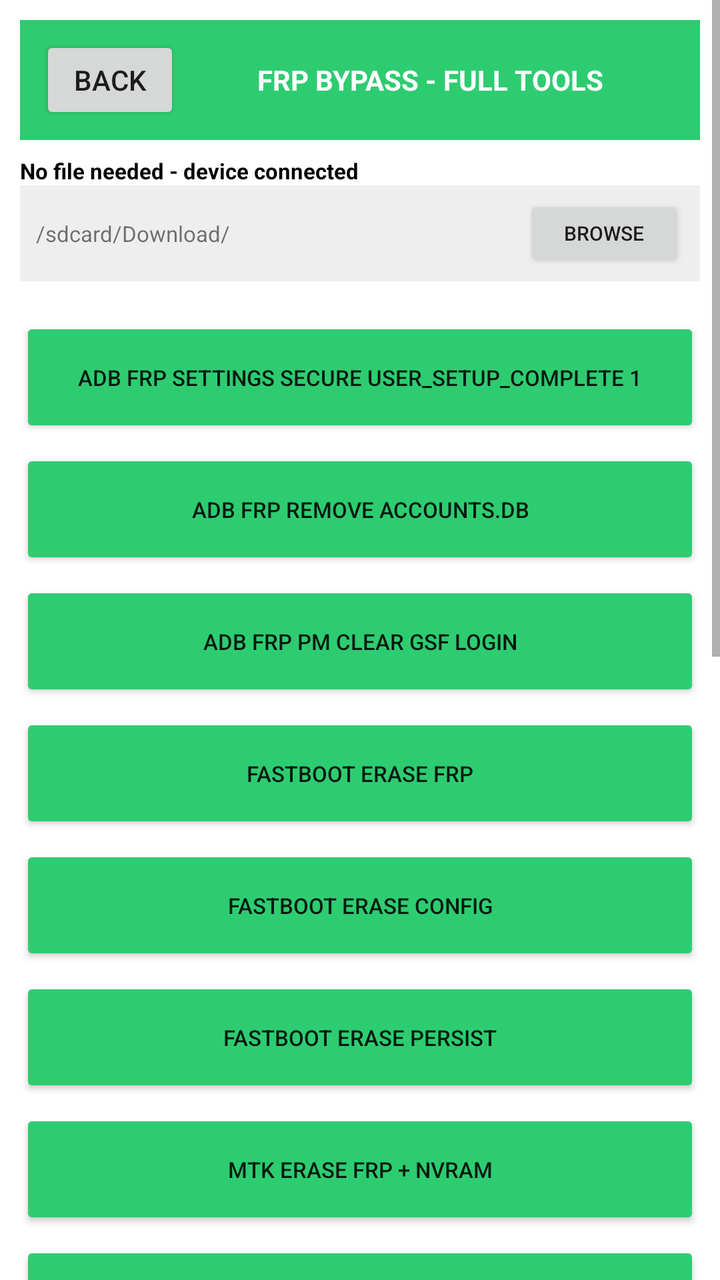
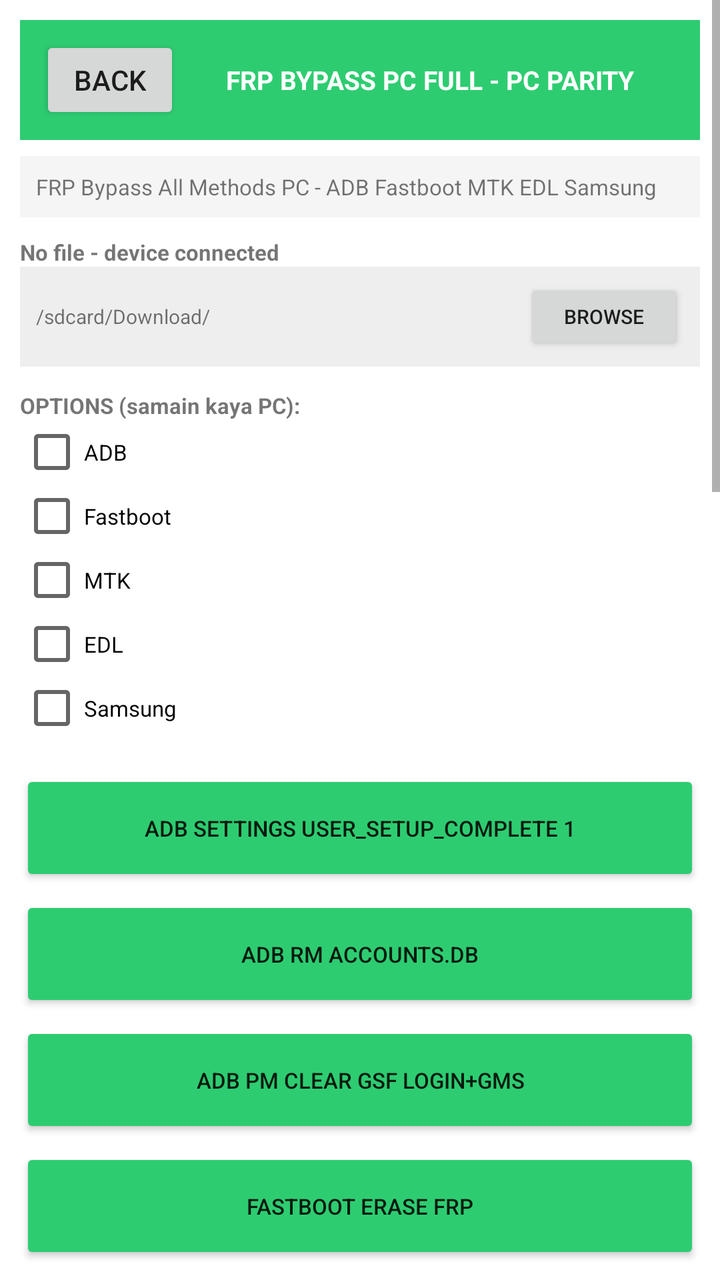

Compare the two renders of this Android layout. The source of the first and the diff that turns it into the second are given below.
<!-- AndroidManifest.xml: application theme Theme.OTGFlasher -->
<!-- res/layout/activity_frp.xml -->
<?xml version="1.0" encoding="utf-8"?>
<ScrollView xmlns:android="http://schemas.android.com/apk/res/android" android:layout_width="match_parent" android:layout_height="match_parent" android:background="#FFFFFF">
<LinearLayout android:orientation="vertical" android:layout_width="match_parent" android:layout_height="wrap_content" android:padding="10dp">
<LinearLayout android:orientation="horizontal" android:layout_width="match_parent" android:layout_height="60dp" android:background="#2ECC71" android:gravity="center_vertical" android:padding="10dp"><Button android:id="@+id/btnBack" android:text="BACK" android:layout_width="70dp" android:layout_height="44dp"/><TextView android:text="FRP BYPASS - FULL TOOLS" android:textSize="14sp" android:textStyle="bold" android:textColor="#FFFFFF" android:layout_width="0dp" android:layout_weight="1" android:layout_height="wrap_content" android:gravity="center"/></LinearLayout>
<TextView android:text="No file needed - device connected" android:textSize="11sp" android:textColor="#000000" android:layout_width="match_parent" android:layout_height="wrap_content" android:layout_marginTop="8dp" android:textStyle="bold"/>
<LinearLayout android:orientation="horizontal" android:layout_width="match_parent" android:layout_height="48dp" android:background="#EEEEEE" android:gravity="center_vertical" android:padding="8dp"><TextView android:id="@+id/txt_No_file_needed_-_device_connected" android:text="/sdcard/Download/" android:textSize="11sp" android:layout_width="0dp" android:layout_weight="1" android:layout_height="wrap_content"/><Button android:id="@+id/btn_No_file_needed_-_device_connected" android:text="BROWSE" android:layout_width="80dp" android:layout_height="38dp" android:textSize="10sp"/></LinearLayout>

<LinearLayout android:orientation="vertical" android:layout_width="match_parent" android:layout_height="wrap_content" android:layout_marginTop="12dp">
<Button android:id="@+id/btn_ADB_FRP_settings_secure_user_setup_complete_1" android:text="ADB FRP settings secure user_setup_complete 1" android:layout_width="match_parent" android:layout_height="60dp" android:textSize="11sp" android:layout_marginTop="6dp" android:backgroundTint="#2ECC71"/>
<Button android:id="@+id/btn_ADB_FRP_remove_accounts.db" android:text="ADB FRP remove accounts.db" android:layout_width="match_parent" android:layout_height="60dp" android:textSize="11sp" android:layout_marginTop="6dp" android:backgroundTint="#2ECC71"/>
<Button android:id="@+id/btn_ADB_FRP_pm_clear_gsf_login" android:text="ADB FRP pm clear gsf login" android:layout_width="match_parent" android:layout_height="60dp" android:textSize="11sp" android:layout_marginTop="6dp" android:backgroundTint="#2ECC71"/>
<Button android:id="@+id/btn_FASTBOOT_ERASE_frp" android:text="FASTBOOT ERASE frp" android:layout_width="match_parent" android:layout_height="60dp" android:textSize="11sp" android:layout_marginTop="6dp" android:backgroundTint="#2ECC71"/>
<Button android:id="@+id/btn_FASTBOOT_ERASE_config" android:text="FASTBOOT ERASE config" android:layout_width="match_parent" android:layout_height="60dp" android:textSize="11sp" android:layout_marginTop="6dp" android:backgroundTint="#2ECC71"/>
<Button android:id="@+id/btn_FASTBOOT_ERASE_persist" android:text="FASTBOOT ERASE persist" android:layout_width="match_parent" android:layout_height="60dp" android:textSize="11sp" android:layout_marginTop="6dp" android:backgroundTint="#2ECC71"/>
<Button android:id="@+id/btn_MTK_ERASE_frp_+_nvram" android:text="MTK ERASE frp + nvram" android:layout_width="match_parent" android:layout_height="60dp" android:textSize="11sp" android:layout_marginTop="6dp" android:backgroundTint="#2ECC71"/>
<Button android:id="@+id/btn_EDL_ERASE_frp" android:text="EDL ERASE frp" android:layout_width="match_parent" android:layout_height="60dp" android:textSize="11sp" android:layout_marginTop="6dp" android:backgroundTint="#2ECC71"/>
<Button android:id="@+id/btn_SAMSUNG_FRP_via_adb_+_cp" android:text="SAMSUNG FRP via adb + cp" android:layout_width="match_parent" android:layout_height="60dp" android:textSize="11sp" android:layout_marginTop="6dp" android:backgroundTint="#2ECC71"/>
<Button android:id="@+id/btn_UNIVERSAL_FRP_bypass" android:text="UNIVERSAL FRP bypass" android:layout_width="match_parent" android:layout_height="60dp" android:textSize="11sp" android:layout_marginTop="6dp" android:backgroundTint="#2ECC71"/>
<Button android:id="@+id/btn_RESET_FRP" android:text="RESET FRP" android:layout_width="match_parent" android:layout_height="60dp" android:textSize="11sp" android:layout_marginTop="6dp" android:backgroundTint="#2ECC71"/>

</LinearLayout>
<ProgressBar android:id="@+id/progressBar" style="?android:attr/progressBarStyleHorizontal" android:layout_width="match_parent" android:layout_height="18dp" android:max="100" android:layout_marginTop="12dp"/>
<TextView android:id="@+id/txtDetail" android:text="Ready - Full Tools" android:textSize="11sp" android:layout_width="match_parent" android:layout_height="wrap_content" android:layout_marginTop="6dp"/>
<TextView android:id="@+id/logView" android:text="LOG FRP BYPASS - FULL" android:textSize="10sp" android:background="#111111" android:textColor="#00FF00" android:padding="8dp" android:layout_width="match_parent" android:layout_height="300dp" android:layout_marginTop="8dp"/>
</LinearLayout></ScrollView>
<!-- resources referenced by this layout -->
<resources>
  <style name="Theme.OTGFlasher" parent="android:Theme.Material.Light.NoActionBar" />
</resources>

<!-- the commit's change to res/layout/activity_frp.xml (unified diff, before → after) -->
@@ -1,25 +1,34 @@
 <?xml version="1.0" encoding="utf-8"?>
 <ScrollView xmlns:android="http://schemas.android.com/apk/res/android" android:layout_width="match_parent" android:layout_height="match_parent" android:background="#FFFFFF">
 <LinearLayout android:orientation="vertical" android:layout_width="match_parent" android:layout_height="wrap_content" android:padding="10dp">
-<LinearLayout android:orientation="horizontal" android:layout_width="match_parent" android:layout_height="60dp" android:background="#2ECC71" android:gravity="center_vertical" android:padding="10dp"><Button android:id="@+id/btnBack" android:text="BACK" android:layout_width="70dp" android:layout_height="44dp"/><TextView android:text="FRP BYPASS - FULL TOOLS" android:textSize="14sp" android:textStyle="bold" android:textColor="#FFFFFF" android:layout_width="0dp" android:layout_weight="1" android:layout_height="wrap_content" android:gravity="center"/></LinearLayout>
-<TextView android:text="No file needed - device connected" android:textSize="11sp" android:textColor="#000000" android:layout_width="match_parent" android:layout_height="wrap_content" android:layout_marginTop="8dp" android:textStyle="bold"/>
-<LinearLayout android:orientation="horizontal" android:layout_width="match_parent" android:layout_height="48dp" android:background="#EEEEEE" android:gravity="center_vertical" android:padding="8dp"><TextView android:id="@+id/txt_No_file_needed_-_device_connected" android:text="/sdcard/Download/" android:textSize="11sp" android:layout_width="0dp" android:layout_weight="1" android:layout_height="wrap_content"/><Button android:id="@+id/btn_No_file_needed_-_device_connected" android:text="BROWSE" android:layout_width="80dp" android:layout_height="38dp" android:textSize="10sp"/></LinearLayout>
+<LinearLayout android:orientation="horizontal" android:layout_width="match_parent" android:layout_height="60dp" android:background="#2ECC71" android:gravity="center_vertical" android:padding="10dp"><Button android:id="@+id/btnBack" android:text="BACK" android:layout_width="70dp" android:layout_height="44dp"/><TextView android:text="FRP BYPASS PC FULL - PC PARITY" android:textSize="13sp" android:textStyle="bold" android:textColor="#FFFFFF" android:layout_width="0dp" android:layout_weight="1" android:layout_height="wrap_content" android:gravity="center"/></LinearLayout>
+<TextView android:text="FRP Bypass All Methods PC - ADB Fastboot MTK EDL Samsung" android:textSize="11sp" android:background="#F5F5F5" android:padding="8dp" android:layout_width="match_parent" android:layout_height="wrap_content" android:layout_marginTop="8dp"/>
+<TextView android:text="No file - device connected" android:textSize="11sp" android:textStyle="bold" android:layout_width="match_parent" android:layout_height="wrap_content" android:layout_marginTop="10dp"/><LinearLayout android:orientation="horizontal" android:layout_width="match_parent" android:layout_height="50dp" android:background="#EEEEEE" android:gravity="center_vertical" android:padding="8dp"><TextView android:id="@+id/txt_No_file_-_device_connected" android:text="/sdcard/Download/" android:textSize="10sp" android:layout_width="0dp" android:layout_weight="1" android:layout_height="wrap_content"/><Button android:id="@+id/btn_No_file_-_device_connected" android:text="BROWSE" android:layout_width="80dp" android:layout_height="38dp" android:textSize="10sp"/></LinearLayout>
 
-<LinearLayout android:orientation="vertical" android:layout_width="match_parent" android:layout_height="wrap_content" android:layout_marginTop="12dp">
-<Button android:id="@+id/btn_ADB_FRP_settings_secure_user_setup_complete_1" android:text="ADB FRP settings secure user_setup_complete 1" android:layout_width="match_parent" android:layout_height="60dp" android:textSize="11sp" android:layout_marginTop="6dp" android:backgroundTint="#2ECC71"/>
-<Button android:id="@+id/btn_ADB_FRP_remove_accounts.db" android:text="ADB FRP remove accounts.db" android:layout_width="match_parent" android:layout_height="60dp" android:textSize="11sp" android:layout_marginTop="6dp" android:backgroundTint="#2ECC71"/>
-<Button android:id="@+id/btn_ADB_FRP_pm_clear_gsf_login" android:text="ADB FRP pm clear gsf login" android:layout_width="match_parent" android:layout_height="60dp" android:textSize="11sp" android:layout_marginTop="6dp" android:backgroundTint="#2ECC71"/>
-<Button android:id="@+id/btn_FASTBOOT_ERASE_frp" android:text="FASTBOOT ERASE frp" android:layout_width="match_parent" android:layout_height="60dp" android:textSize="11sp" android:layout_marginTop="6dp" android:backgroundTint="#2ECC71"/>
-<Button android:id="@+id/btn_FASTBOOT_ERASE_config" android:text="FASTBOOT ERASE config" android:layout_width="match_parent" android:layout_height="60dp" android:textSize="11sp" android:layout_marginTop="6dp" android:backgroundTint="#2ECC71"/>
-<Button android:id="@+id/btn_FASTBOOT_ERASE_persist" android:text="FASTBOOT ERASE persist" android:layout_width="match_parent" android:layout_height="60dp" android:textSize="11sp" android:layout_marginTop="6dp" android:backgroundTint="#2ECC71"/>
-<Button android:id="@+id/btn_MTK_ERASE_frp_+_nvram" android:text="MTK ERASE frp + nvram" android:layout_width="match_parent" android:layout_height="60dp" android:textSize="11sp" android:layout_marginTop="6dp" android:backgroundTint="#2ECC71"/>
-<Button android:id="@+id/btn_EDL_ERASE_frp" android:text="EDL ERASE frp" android:layout_width="match_parent" android:layout_height="60dp" android:textSize="11sp" android:layout_marginTop="6dp" android:backgroundTint="#2ECC71"/>
-<Button android:id="@+id/btn_SAMSUNG_FRP_via_adb_+_cp" android:text="SAMSUNG FRP via adb + cp" android:layout_width="match_parent" android:layout_height="60dp" android:textSize="11sp" android:layout_marginTop="6dp" android:backgroundTint="#2ECC71"/>
-<Button android:id="@+id/btn_UNIVERSAL_FRP_bypass" android:text="UNIVERSAL FRP bypass" android:layout_width="match_parent" android:layout_height="60dp" android:textSize="11sp" android:layout_marginTop="6dp" android:backgroundTint="#2ECC71"/>
-<Button android:id="@+id/btn_RESET_FRP" android:text="RESET FRP" android:layout_width="match_parent" android:layout_height="60dp" android:textSize="11sp" android:layout_marginTop="6dp" android:backgroundTint="#2ECC71"/>
+<TextView android:text="OPTIONS (samain kaya PC):" android:textSize="11sp" android:textStyle="bold" android:layout_width="match_parent" android:layout_height="wrap_content" android:layout_marginTop="12dp"/>
+<CheckBox android:id="@+id/cb_ADB" android:text="ADB" android:layout_width="match_parent" android:layout_height="wrap_content" android:textSize="11sp"/>
+<CheckBox android:id="@+id/cb_Fastboot" android:text="Fastboot" android:layout_width="match_parent" android:layout_height="wrap_content" android:textSize="11sp"/>
+<CheckBox android:id="@+id/cb_MTK" android:text="MTK" android:layout_width="match_parent" android:layout_height="wrap_content" android:textSize="11sp"/>
+<CheckBox android:id="@+id/cb_EDL" android:text="EDL" android:layout_width="match_parent" android:layout_height="wrap_content" android:textSize="11sp"/>
+<CheckBox android:id="@+id/cb_Samsung" android:text="Samsung" android:layout_width="match_parent" android:layout_height="wrap_content" android:textSize="11sp"/>
+
+<LinearLayout android:orientation="vertical" android:layout_width="match_parent" android:layout_height="wrap_content" android:layout_marginTop="10dp">
+<Button android:id="@+id/btn_ADB_settings_user_setup_complete_1" android:text="ADB settings user_setup_complete 1" android:layout_width="match_parent" android:layout_height="58dp" android:textSize="11sp" android:layout_marginTop="5dp" android:backgroundTint="#2ECC71"/>
+<Button android:id="@+id/btn_ADB_rm_accounts.db" android:text="ADB rm accounts.db" android:layout_width="match_parent" android:layout_height="58dp" android:textSize="11sp" android:layout_marginTop="5dp" android:backgroundTint="#2ECC71"/>
+<Button android:id="@+id/btn_ADB_pm_clear_gsf_login_gms" android:text="ADB pm clear gsf login+gms" android:layout_width="match_parent" android:layout_height="58dp" android:textSize="11sp" android:layout_marginTop="5dp" android:backgroundTint="#2ECC71"/>
+<Button android:id="@+id/btn_FASTBOOT_erase_frp" android:text="FASTBOOT erase frp" android:layout_width="match_parent" android:layout_height="58dp" android:textSize="11sp" android:layout_marginTop="5dp" android:backgroundTint="#2ECC71"/>
+<Button android:id="@+id/btn_FASTBOOT_erase_config" android:text="FASTBOOT erase config" android:layout_width="match_parent" android:layout_height="58dp" android:textSize="11sp" android:layout_marginTop="5dp" android:backgroundTint="#2ECC71"/>
+<Button android:id="@+id/btn_FASTBOOT_erase_persist" android:text="FASTBOOT erase persist" android:layout_width="match_parent" android:layout_height="58dp" android:textSize="11sp" android:layout_marginTop="5dp" android:backgroundTint="#2ECC71"/>
+<Button android:id="@+id/btn_FASTBOOT_erase_frp_config_persist" android:text="FASTBOOT erase frp+config+persist" android:layout_width="match_parent" android:layout_height="58dp" android:textSize="11sp" android:layout_marginTop="5dp" android:backgroundTint="#2ECC71"/>
+<Button android:id="@+id/btn_MTK_erase_frp_nvram_nvdata" android:text="MTK erase frp+nvram+nvdata" android:layout_width="match_parent" android:layout_height="58dp" android:textSize="11sp" android:layout_marginTop="5dp" android:backgroundTint="#2ECC71"/>
+<Button android:id="@+id/btn_EDL_erase_frp" android:text="EDL erase frp" android:layout_width="match_parent" android:layout_height="58dp" android:textSize="11sp" android:layout_marginTop="5dp" android:backgroundTint="#2ECC71"/>
+<Button android:id="@+id/btn_SAMSUNG_Talkback_bypass" android:text="SAMSUNG Talkback bypass" android:layout_width="match_parent" android:layout_height="58dp" android:textSize="11sp" android:layout_marginTop="5dp" android:backgroundTint="#2ECC71"/>
+<Button android:id="@+id/btn_SAMSUNG_YouTube_bypass" android:text="SAMSUNG YouTube bypass" android:layout_width="match_parent" android:layout_height="58dp" android:textSize="11sp" android:layout_marginTop="5dp" android:backgroundTint="#2ECC71"/>
+<Button android:id="@+id/btn_UNIVERSAL_FRP_am_start_google" android:text="UNIVERSAL FRP am start google" android:layout_width="match_parent" android:layout_height="58dp" android:textSize="11sp" android:layout_marginTop="5dp" android:backgroundTint="#2ECC71"/>
+<Button android:id="@+id/btn_RESET_FRP" android:text="RESET FRP" android:layout_width="match_parent" android:layout_height="58dp" android:textSize="11sp" android:layout_marginTop="5dp" android:backgroundTint="#2ECC71"/>
 
 </LinearLayout>
-<ProgressBar android:id="@+id/progressBar" style="?android:attr/progressBarStyleHorizontal" android:layout_width="match_parent" android:layout_height="18dp" android:max="100" android:layout_marginTop="12dp"/>
-<TextView android:id="@+id/txtDetail" android:text="Ready - Full Tools" android:textSize="11sp" android:layout_width="match_parent" android:layout_height="wrap_content" android:layout_marginTop="6dp"/>
-<TextView android:id="@+id/logView" android:text="LOG FRP BYPASS - FULL" android:textSize="10sp" android:background="#111111" android:textColor="#00FF00" android:padding="8dp" android:layout_width="match_parent" android:layout_height="300dp" android:layout_marginTop="8dp"/>
+<ProgressBar android:id="@+id/progressBar" style="?android:attr/progressBarStyleHorizontal" android:layout_width="match_parent" android:layout_height="16dp" android:max="100" android:layout_marginTop="12dp"/>
+<TextView android:id="@+id/txtDetail" android:text="Ready PC Parity" android:textSize="11sp" android:layout_width="match_parent" android:layout_height="wrap_content" android:layout_marginTop="5dp"/>
+<TextView android:id="@+id/logView" android:text="LOG FRP BYPASS PC FULL PC PARITY - semua fungsi jalan" android:textSize="10sp" android:background="#111111" android:textColor="#00FF00" android:padding="8dp" android:layout_width="match_parent" android:layout_height="400dp" android:layout_marginTop="8dp"/>
 </LinearLayout></ScrollView>
